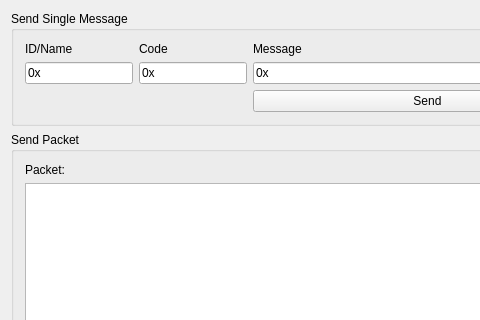
First picture: the form in R_Visualizer/SendMessages/sendmessages.ui, repository NeverKnewTheName/R_Visualizer, before the edit; both pictures show x 0 to 480 and y 0 to 320 of the 627 by 706 pixel window.
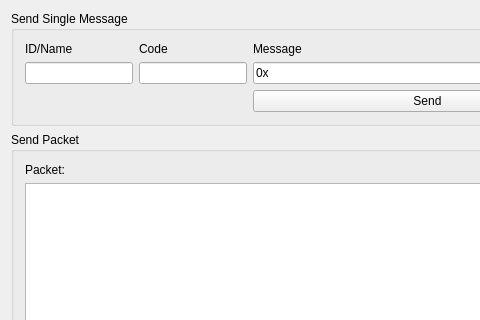
Second picture: the form after the edit.

Patch:
```diff
--- a/R_Visualizer/SendMessages/sendmessages.ui
+++ b/R_Visualizer/SendMessages/sendmessages.ui
@@ -52,7 +52,7 @@
       <item row="1" column="0">
        <widget class="QLineEdit" name="sndMsgIDLineEdit">
         <property name="inputMask">
-         <string>\0\xHhhh</string>
+         <string/>
         </property>
        </widget>
       </item>
@@ -79,10 +79,10 @@
          </sizepolicy>
         </property>
         <property name="inputMask">
-         <string>\0\xHh</string>
+         <string/>
         </property>
         <property name="text">
-         <string>0x</string>
+         <string/>
         </property>
        </widget>
       </item>
```
